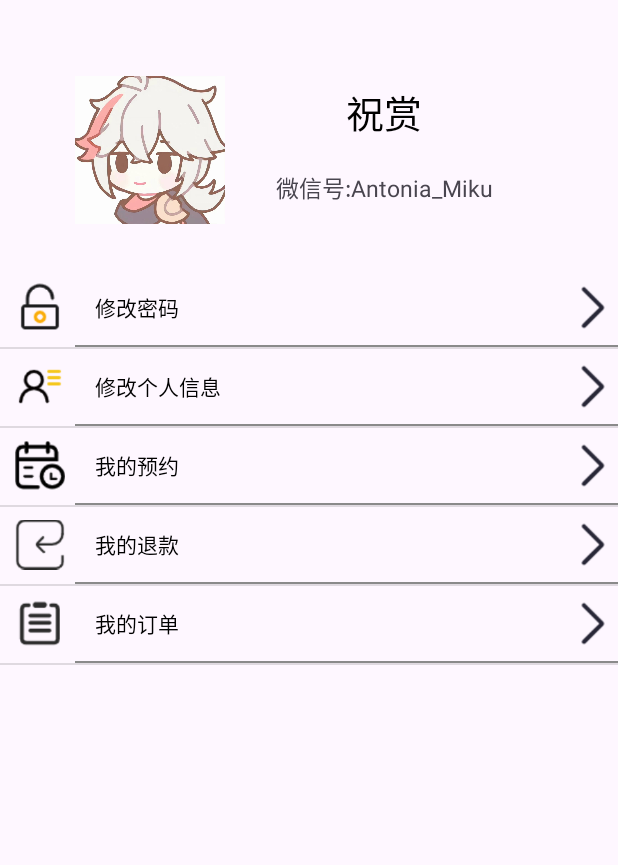
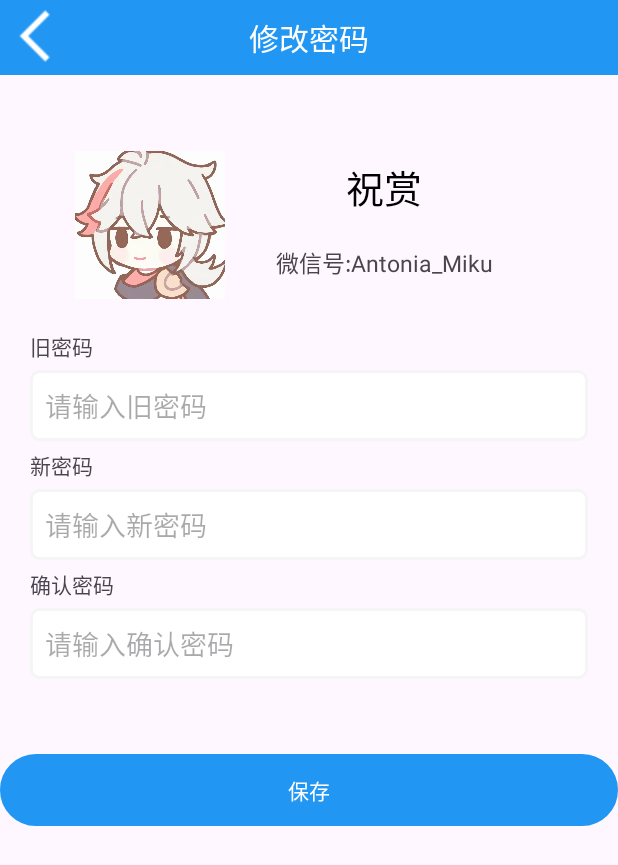
Before and after one commit to KukaNo996/MAA, an Android app: the fragment MyFragment shown on its own in the app's theme, after a tap on "修改密码", on a phone screen of 412 x 824 dp. Shown: the top 865 px of the screen. Run offline under Robolectric (Android 15) with nearby library versions, the phone set to English and light mode, and no system bars.

```diff
--- a/app/src/main/AndroidManifest.xml
+++ b/app/src/main/AndroidManifest.xml
@@ -17,6 +17,9 @@
         android:usesCleartextTraffic="true"
         tools:targetApi="31">
         <activity
+            android:name=".DeclassifyActivity"
+            android:exported="false" />
+        <activity
             android:name=".HomeActivity"
             android:exported="false" />
         <activity
--- a/app/src/main/java/com/sk/maa/ApiService.java
+++ b/app/src/main/java/com/sk/maa/ApiService.java
@@ -1,18 +1,29 @@
 package com.sk.maa;
+
+import java.util.HashMap;
+import java.util.Map;
 
 import okhttp3.RequestBody;
 import okhttp3.ResponseBody;
 import retrofit2.Call;
 import retrofit2.http.Body;
 import retrofit2.http.GET;
+import retrofit2.http.HeaderMap;
 import retrofit2.http.Headers;
 import retrofit2.http.POST;
+import retrofit2.http.PUT;
+import retrofit2.http.QueryMap;
 
 public interface ApiService {
-    public static String BASE_URL = "http://10.0.2.2/dev-api/";
     @GET("captchaImage")
     Call<ResponseBody> captchaImage();
     @Headers({"Content-Type: application/json"})
     @POST("login")
     Call<ResponseBody> login(@Body RequestBody body);
+    @PUT("system/user/profile/updatePwd")
+    Call<ResponseBody> update(@HeaderMap Map<String, String> headers,
+                              @QueryMap HashMap<String, String> content);
+    @GET("system/notice/list")
+    Call<ResponseBody> notice(@HeaderMap Map<String, String> headers,
+                              @QueryMap HashMap<String, Integer> content);
 }
--- /dev/null
+++ b/app/src/main/java/com/sk/maa/DeclassifyActivity.java
@@ -0,0 +1,141 @@
+package com.sk.maa;
+
+import android.content.Intent;
+import android.os.Bundle;
+import android.os.Handler;
+import android.os.Looper;
+import android.os.Message;
+import android.view.View;
+import android.widget.Button;
+import android.widget.EditText;
+import android.widget.TextView;
+import android.widget.Toast;
+
+import androidx.annotation.NonNull;
+import androidx.appcompat.app.AppCompatActivity;
+
+import com.google.gson.Gson;
+import com.sk.maa.pojo.ResultData;
+
+import java.io.IOException;
+import java.util.HashMap;
+
+import okhttp3.ResponseBody;
+import retrofit2.Call;
+import retrofit2.Callback;
+import retrofit2.Response;
+import retrofit2.Retrofit;
+import retrofit2.converter.gson.GsonConverterFactory;
+
+public class DeclassifyActivity extends AppCompatActivity {
+    private EditText id_old_pwd,id_new_pwd,id_qrmm;
+    private Button id_submit;
+    private TextView id_username_setting;
+    private Retrofit retrofit ;
+    private ApiService apiService ;
+    private Handler mHandler = new Handler(Looper.myLooper()){
+        @Override
+        public void handleMessage(@NonNull Message msg) {
+            switch(msg.what) {
+                case 200:
+                    updateSuccess(msg.obj);
+                    break;
+                case 500:
+                    updateFail(msg.obj);
+                    break;
+            }
+        }
+    };
+
+
+    @Override
+    protected void onCreate(Bundle savedInstanceState) {
+        super.onCreate(savedInstanceState);
+        setContentView(R.layout.activity_declassify);
+        InitData();
+        InitView();
+    }
+
+    private void InitView() {
+        id_old_pwd = findViewById(R.id.id_old_pwd);
+        id_new_pwd = findViewById(R.id.id_new_pwd);
+        id_qrmm = findViewById(R.id.id_qrmm);
+        id_submit = findViewById(R.id.id_submit);
+        id_username_setting = findViewById(R.id.id_username_setting);
+    }
+    private void InitData() {
+        retrofit = new Retrofit.Builder()
+                .baseUrl(Gloabl.i.baseurl)
+                .addConverterFactory(GsonConverterFactory.create())
+                .build();
+        apiService = retrofit.create(ApiService.class);
+    }
+
+    public void Submit(View view) {
+        String oldpwd = id_old_pwd.getText().toString();
+        String newpwd = id_new_pwd.getText().toString();
+        String qrmm = id_qrmm.getText().toString();
+        if (oldpwd.isEmpty()|| newpwd.isEmpty()||qrmm.isEmpty()){
+            Toast.makeText(this, "旧密码、新密码或确认密码不得为空!", Toast.LENGTH_SHORT).show();
+        }else {
+            if (!newpwd.equals(qrmm)){
+                Toast.makeText(this, "确认密码与新密码不一致，请修改后重试!", Toast.LENGTH_SHORT).show();
+            }
+            getDeclassifyLink(oldpwd,newpwd);
+        }
+    }
+
+    private void getDeclassifyLink(String oldpwd, String newpwd) {
+        HashMap<String, String> map=new HashMap<String, String>();
+        map.put("oldPassword",oldpwd);
+        map.put("newPassword",newpwd);
+
+        new Thread(new Runnable() {
+            @Override
+            public void run() {
+                HashMap<String, String> header = new HashMap<>();
+                header.put("Content-Type","application/json");
+                header.put("Authorization",Gloabl.i.authorizationType + Gloabl.i.token);
+                Call<ResponseBody> update = apiService.update(header, map);
+                update.enqueue(new Callback<ResponseBody>() {
+                    @Override
+                    public void onResponse(Call<ResponseBody> call, Response<ResponseBody> response) {
+                        ResponseBody body = response.body();
+                        try {
+                            Gson gson=new Gson();
+                            ResultData resultData = gson.fromJson(body.string(), ResultData.class);
+                            if (resultData != null && resultData.getCode() == 200){
+                                Message msg = new Message();
+                                msg.what = resultData.getCode();
+                                msg.obj = resultData.getMsg();
+                                mHandler.sendMessage(msg);
+                            }else {
+                                Message msg = new Message();
+                                msg.what = resultData.getCode();
+                                msg.obj = resultData.getMsg();
+                                mHandler.sendMessage(msg);
+                            }
+                        } catch (IOException e) {
+                            e.printStackTrace();
+                        }
+                    }
+
+                    @Override
+                    public void onFailure(Call<ResponseBody> call, Throwable t) {
+                        t.printStackTrace();
+                    }
+                });
+            }
+        }).start();
+    }
+    private void updateSuccess(Object msg) {
+        Toast.makeText(this, "修改成功", Toast.LENGTH_SHORT).show();
+        startActivity(new Intent(this,HomeActivity.class));
+    }
+    private void updateFail(Object msg) {
+        Toast.makeText(this, msg.toString(), Toast.LENGTH_SHORT).show();
+    }
+    public void SettingExit(View view) {
+        finish();
+    }
+}
--- a/app/src/main/java/com/sk/maa/MyFragment.java
+++ b/app/src/main/java/com/sk/maa/MyFragment.java
@@ -54,8 +54,8 @@ public class MyFragment extends Fragment {
                 Intent intent = null;
                 switch (position){
                     case 0:
-//                        intent = new Intent(view.getContext(),SettingActivity.class);
-//                        startActivity(intent);
+                        intent = new Intent(view.getContext(), DeclassifyActivity.class);
+                        startActivity(intent);
                         break;
                     case 1:
 //                        intent = new Intent(view.getContext(),InformationActivity.class);
--- /dev/null
+++ b/app/src/main/res/layout/activity_declassify.xml
@@ -0,0 +1,128 @@
+<?xml version="1.0" encoding="utf-8"?>
+<LinearLayout xmlns:android="http://schemas.android.com/apk/res/android"
+    xmlns:app="http://schemas.android.com/apk/res-auto"
+    xmlns:tools="http://schemas.android.com/tools"
+    android:layout_width="match_parent"
+    android:layout_height="match_parent"
+    android:orientation="vertical"
+    tools:context=".SettingActivity">
+    <include layout="@layout/title_darkactionbar_setting"/>
+
+    <LinearLayout
+        android:layout_width="match_parent"
+        android:layout_height="match_parent"
+        android:orientation="vertical">
+
+        <LinearLayout
+            android:layout_width="match_parent"
+            android:layout_height="150dp"
+            android:orientation="horizontal">
+
+            <ImageView
+                android:id="@+id/imageView5"
+                android:layout_width="100dp"
+                android:layout_height="100dp"
+                android:layout_marginTop="50dp"
+                android:layout_marginLeft="50dp"
+                app:srcCompat="@drawable/ic_fywy" />
+            <LinearLayout
+                android:layout_width="0dp"
+                android:layout_height="250dp"
+                android:layout_weight="1"
+                android:orientation="vertical">
+                <TextView
+                    android:id="@+id/id_username_setting"
+                    android:layout_width="match_parent"
+                    android:layout_height="0dp"
+                    android:layout_weight="1"
+                    android:layout_marginTop="50dp"
+                    android:layout_marginRight="50dp"
+                    android:text="祝赏"
+                    android:textColor="#000"
+                    android:textSize="25sp"
+                    android:gravity="center"/>
+                <TextView
+                    android:layout_width="match_parent"
+                    android:layout_height="0dp"
+                    android:layout_weight="1"
+                    android:layout_marginBottom="100dp"
+                    android:layout_marginRight="50dp"
+                    android:text="微信号:Antonia_Miku"
+                    android:textSize="15sp"
+                    android:gravity="center"/>
+            </LinearLayout>
+        </LinearLayout>
+        <TextView
+            android:layout_width="wrap_content"
+            android:layout_height="wrap_content"
+            android:layout_marginTop="20dp"
+            android:layout_marginLeft="20dp"
+            android:text="旧密码"/>
+        <EditText
+            android:id="@+id/id_old_pwd"
+            android:layout_width="match_parent"
+            android:layout_height="wrap_content"
+            android:layout_marginStart="20dp"
+            android:layout_marginTop="5dp"
+            android:layout_marginEnd="20dp"
+            android:background="@drawable/et_text"
+            android:ems="10"
+            android:hint="请输入旧密码"
+            android:inputType="textEmailAddress"
+            app:layout_constraintEnd_toEndOf="parent"
+            app:layout_constraintStart_toStartOf="parent"
+            app:layout_constraintTop_toBottomOf="@+id/imageView3" />
+        <TextView
+            android:layout_width="wrap_content"
+            android:layout_height="wrap_content"
+            android:layout_marginTop="5dp"
+            android:layout_marginLeft="20dp"
+            android:text="新密码"/>
+        <EditText
+            android:id="@+id/id_new_pwd"
+            android:layout_width="match_parent"
+            android:layout_height="wrap_content"
+            android:layout_marginStart="20dp"
+            android:layout_marginTop="5dp"
+            android:layout_marginEnd="20dp"
+            android:background="@drawable/et_text"
+            android:ems="10"
+            android:hint="请输入新密码"
+            android:inputType="textEmailAddress"
+            app:layout_constraintEnd_toEndOf="parent"
+            app:layout_constraintStart_toStartOf="parent"
+            app:layout_constraintTop_toBottomOf="@+id/imageView3" />
+        <TextView
+            android:layout_width="wrap_content"
+            android:layout_height="wrap_content"
+            android:layout_marginTop="5dp"
+            android:layout_marginLeft="20dp"
+            android:text="确认密码"/>
+        <EditText
+            android:id="@+id/id_qrmm"
+            android:layout_width="match_parent"
+            android:layout_height="wrap_content"
+            android:layout_marginStart="20dp"
+            android:layout_marginTop="5dp"
+            android:layout_marginEnd="20dp"
+            android:background="@drawable/et_text"
+            android:ems="10"
+            android:hint="请输入确认密码"
+            android:inputType="textEmailAddress"
+            app:layout_constraintEnd_toEndOf="parent"
+            app:layout_constraintStart_toStartOf="parent"
+            app:layout_constraintTop_toBottomOf="@+id/imageView3" />
+
+        <Button
+            android:id="@+id/id_submit"
+            android:layout_width="match_parent"
+            android:layout_height="wrap_content"
+            android:layout_marginTop="50dp"
+            android:layout_marginBottom="30dp"
+            android:onClick="Submit"
+            android:background="@drawable/btn_l"
+            android:text="保存"
+            tools:ignore="OnClick" />
+    </LinearLayout>
+
+</LinearLayout>
```
Also changed, not shown: app/src/main/java/com/sk/maa/Gloabl.java (added, +11 -0 lines), app/src/main/java/com/sk/maa/MainActivity.java (+4 -3 lines), app/src/main/java/com/sk/maa/NewsFragment.java (+100 -14 lines), app/src/main/java/com/sk/maa/pojo/Notice.java (added, +126 -0 lines), app/src/main/java/com/sk/maa/pojo/ResultNoticeData.java (added, +62 -0 lines).
